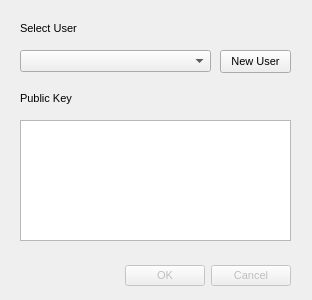
Qt form src/logindialog.ui (decentralised-project/decentralised_ui) before a commit.
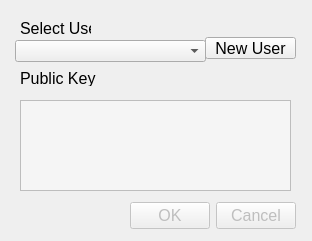
The same form after that commit.

```diff
--- a/src/logindialog.ui
+++ b/src/logindialog.ui
@@ -7,7 +7,7 @@
     <x>0</x>
     <y>0</y>
     <width>312</width>
-    <height>300</height>
+    <height>241</height>
    </rect>
   </property>
   <property name="font">
@@ -19,102 +19,161 @@
   <property name="windowTitle">
    <string>User Login</string>
   </property>
-  <widget class="QDialogButtonBox" name="buttonBox">
-   <property name="enabled">
-    <bool>false</bool>
+  <property name="modal">
+   <bool>true</bool>
+  </property>
+  <layout class="QGridLayout" name="gridLayout">
+   <property name="leftMargin">
+    <number>0</number>
    </property>
-   <property name="geometry">
-    <rect>
-     <x>30</x>
-     <y>260</y>
-     <width>261</width>
-     <height>32</height>
-    </rect>
+   <property name="topMargin">
+    <number>0</number>
    </property>
-   <property name="orientation">
-    <enum>Qt::Horizontal</enum>
+   <property name="rightMargin">
+    <number>0</number>
    </property>
-   <property name="standardButtons">
-    <set>QDialogButtonBox::Cancel|QDialogButtonBox::Ok</set>
+   <property name="bottomMargin">
+    <number>0</number>
    </property>
-  </widget>
-  <widget class="QLabel" name="label">
-   <property name="geometry">
-    <rect>
-     <x>20</x>
-     <y>20</y>
-     <width>71</width>
-     <height>16</height>
-    </rect>
-   </property>
-   <property name="font">
-    <font>
-     <family>MS Shell Dlg 2</family>
-     <pointsize>8</pointsize>
-    </font>
-   </property>
-   <property name="text">
-    <string>Select User</string>
-   </property>
-  </widget>
-  <widget class="QComboBox" name="comboBox">
-   <property name="geometry">
-    <rect>
-     <x>20</x>
-     <y>50</y>
-     <width>191</width>
-     <height>22</height>
-    </rect>
-   </property>
-   <property name="currentText">
-    <string/>
-   </property>
-  </widget>
-  <widget class="QLabel" name="label_2">
-   <property name="geometry">
-    <rect>
-     <x>20</x>
-     <y>90</y>
-     <width>111</width>
-     <height>16</height>
-    </rect>
-   </property>
-   <property name="text">
-    <string>Public Key</string>
-   </property>
-  </widget>
-  <widget class="QPlainTextEdit" name="plainTextEdit">
-   <property name="geometry">
-    <rect>
-     <x>20</x>
-     <y>120</y>
-     <width>271</width>
-     <height>121</height>
-    </rect>
-   </property>
-   <property name="readOnly">
-    <bool>true</bool>
-   </property>
-  </widget>
-  <widget class="QPushButton" name="btnNewUser">
-   <property name="geometry">
-    <rect>
-     <x>220</x>
-     <y>50</y>
-     <width>71</width>
-     <height>23</height>
-    </rect>
-   </property>
-   <property name="font">
-    <font>
-     <family>MS Shell Dlg 2</family>
-     <pointsize>8</pointsize>
-    </font>
-   </property>
-   <property name="text">
-    <string>New User</string>
-   </property>
-  </widget>
+   <item row="0" column="0">
+    <widget class="QFrame" name="frame">
+     <property name="frameShape">
+      <enum>QFrame::NoFrame</enum>
+     </property>
+     <property name="frameShadow">
+      <enum>QFrame::Plain</enum>
+     </property>
+     <property name="lineWidth">
+      <number>0</number>
+     </property>
+     <widget class="QLabel" name="label">
+      <property name="geometry">
+       <rect>
+        <x>20</x>
+        <y>20</y>
+        <width>71</width>
+        <height>16</height>
+       </rect>
+      </property>
+      <property name="font">
+       <font>
+        <family>Microsoft Sans Serif</family>
+        <pointsize>12</pointsize>
+       </font>
+      </property>
+      <property name="text">
+       <string>Select User</string>
+      </property>
+     </widget>
+     <widget class="QLabel" name="label_2">
+      <property name="geometry">
+       <rect>
+        <x>20</x>
+        <y>70</y>
+        <width>111</width>
+        <height>16</height>
+       </rect>
+      </property>
+      <property name="font">
+       <font>
+        <family>Microsoft Sans Serif</family>
+        <pointsize>12</pointsize>
+       </font>
+      </property>
+      <property name="text">
+       <string>Public Key</string>
+      </property>
+     </widget>
+     <widget class="QPlainTextEdit" name="plainTextEdit">
+      <property name="geometry">
+       <rect>
+        <x>20</x>
+        <y>100</y>
+        <width>271</width>
+        <height>91</height>
+       </rect>
+      </property>
+      <property name="font">
+       <font>
+        <family>Microsoft Sans Serif</family>
+        <pointsize>12</pointsize>
+       </font>
+      </property>
+      <property name="styleSheet">
+       <string notr="true">background-color: rgb(245, 245, 245);
+color: rgb(64, 64, 64);
+selection-background-color: rgb(102, 138, 255);</string>
+      </property>
+      <property name="readOnly">
+       <bool>true</bool>
+      </property>
+     </widget>
+     <widget class="QPushButton" name="btnNewUser">
+      <property name="geometry">
+       <rect>
+        <x>205</x>
+        <y>37</y>
+        <width>91</width>
+        <height>22</height>
+       </rect>
+      </property>
+      <property name="font">
+       <font>
+        <family>Microsoft Sans Serif</family>
+        <pointsize>12</pointsize>
+       </font>
+      </property>
+      <property name="text">
+       <string>New User</string>
+      </property>
+     </widget>
+     <widget class="QDialogButtonBox" name="buttonBox">
+      <property name="enabled">
+       <bool>false</bool>
+      </property>
+      <property name="geometry">
+       <rect>
+        <x>35</x>
+        <y>200</y>
+        <width>261</width>
+        <height>32</height>
+       </rect>
+      </property>
+      <property name="font">
+       <font>
+        <family>Microsoft Sans Serif</family>
+        <pointsize>12</pointsize>
+       </font>
+      </property>
+      <property name="orientation">
+       <enum>Qt::Horizontal</enum>
+      </property>
+      <property name="standardButtons">
+       <set>QDialogButtonBox::Cancel|QDialogButtonBox::Ok</set>
+      </property>
+     </widget>
+     <widget class="QComboBox" name="comboBox">
+      <property name="geometry">
+       <rect>
+        <x>15</x>
+        <y>40</y>
+        <width>191</width>
+        <height>22</height>
+       </rect>
+      </property>
+      <property name="font">
+       <font>
+        <family>Microsoft Sans Serif</family>
+        <pointsize>12</pointsize>
+       </font>
+      </property>
+      <property name="currentText">
+       <string/>
+      </property>
+     </widget>
+    </widget>
+   </item>
+  </layout>
  </widget>
  <resources/>
  <connections>
```
Left out of the diff: 35 changed lines with no effect on the pictures.
